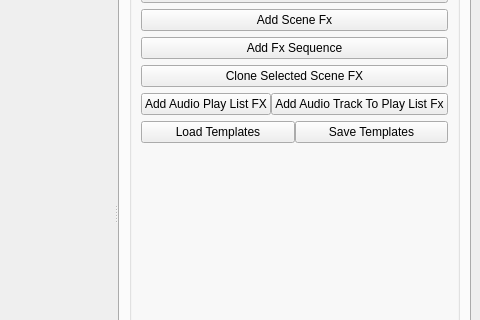
Old version of the form StageRunner/gui/stagerunnermainwin.ui in the repository Pit1966/StageRunner; both pictures show x 408 to 888 and y 128 to 448 of the 888 by 668 pixel window.
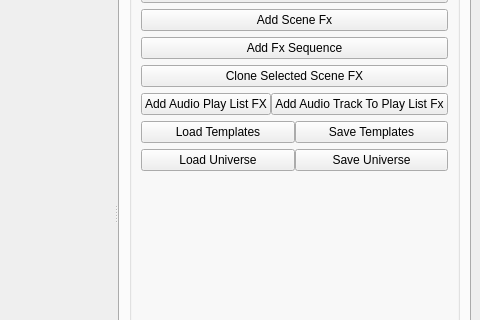
New version of the form. The open tabs and pages were chosen to show the change. Icons and pictures are not drawn. Custom widgets are drawn as their Qt base class.

Commit message: Begin work for global dmx universe layout

```diff
--- a/StageRunner/gui/stagerunnermainwin.ui
+++ b/StageRunner/gui/stagerunnermainwin.ui
@@ -34,7 +34,7 @@
       </widget>
       <widget class="QTabWidget" name="dmxMixerTab">
        <property name="currentIndex">
-        <number>0</number>
+        <number>2</number>
        </property>
        <property name="iconSize">
         <size>
@@ -123,7 +123,7 @@
             <property name="verticalSpacing">
              <number>6</number>
             </property>
-            <item row="7" column="0">
+            <item row="8" column="0">
              <spacer name="verticalSpacer">
               <property name="orientation">
                <enum>Qt::Vertical</enum>
@@ -170,7 +170,7 @@
               </item>
              </layout>
             </item>
-            <item row="9" column="0">
+            <item row="10" column="0">
              <layout class="QHBoxLayout" name="horizontalLayout_2">
               <property name="topMargin">
                <number>0</number>
@@ -194,7 +194,7 @@
               </property>
              </widget>
             </item>
-            <item row="8" column="0">
+            <item row="9" column="0">
              <widget class="QPushButton" name="stopMainLoopButton">
               <property name="text">
                <string>Stop main loop for 3 seconds</string>
@@ -236,6 +236,27 @@
               </item>
              </layout>
             </item>
+            <item row="7" column="0">
+             <layout class="QHBoxLayout" name="horizontalLayout_5">
+              <property name="topMargin">
+               <number>0</number>
+              </property>
+              <item>
+               <widget class="QPushButton" name="loadUniverseButton">
+                <property name="text">
+                 <string>Load Universe</string>
+                </property>
+               </widget>
+              </item>
+              <item>
+               <widget class="QPushButton" name="saveUniverseButton">
+                <property name="text">
+                 <string>Save Universe</string>
+                </property>
+               </widget>
+              </item>
+             </layout>
+            </item>
            </layout>
           </widget>
          </item>
@@ -252,7 +273,7 @@
      <x>0</x>
      <y>0</y>
      <width>888</width>
-     <height>21</height>
+     <height>22</height>
     </rect>
    </property>
    <widget class="QMenu" name="menuFile">
```
The commit also changes 13 other files.
